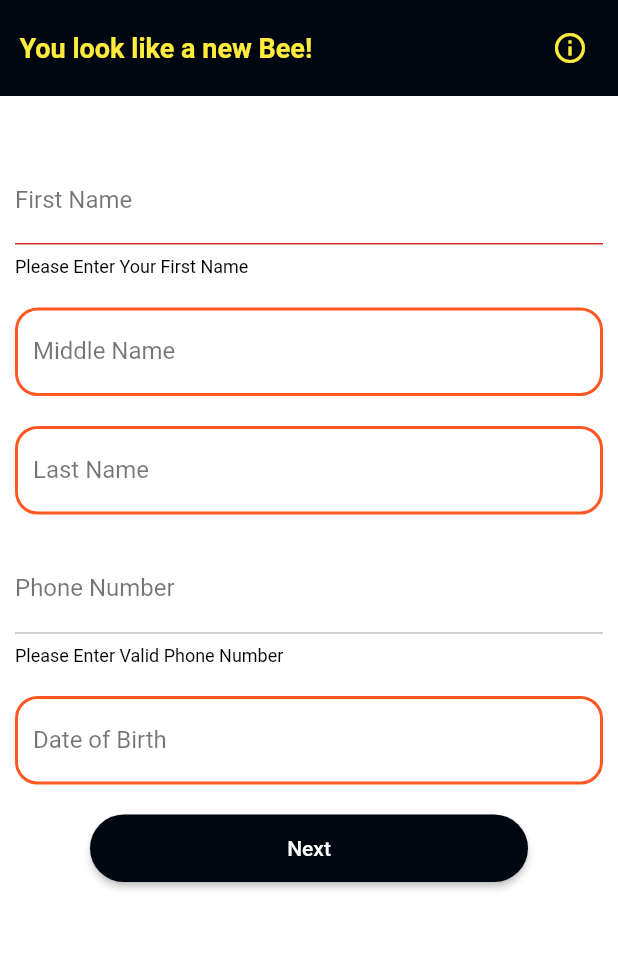
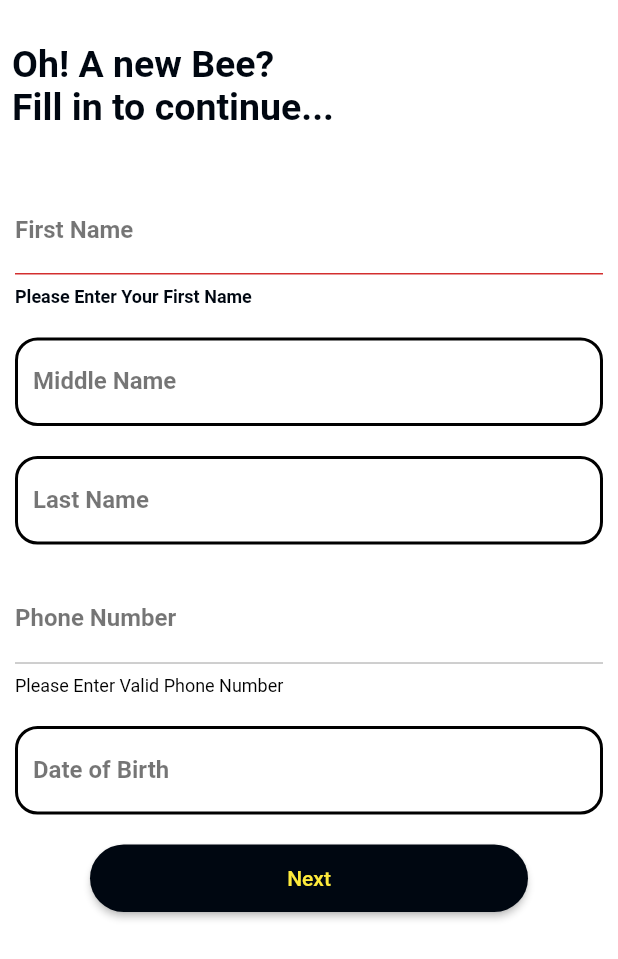
Before and after one commit to Ricky-arch/FixbeePartner, a Flutter app: the Registration screen opened directly, after a tap on "Next", on a phone screen of 412 x 824 dp. Shown: the top 959 px of the screen. Run offline on Flutter 3.47's test engine with Material 2 defaults, Android fonts, the phone set to English and light mode, and no system bars; drawn by our look-alikes of datetime_picker_formfield; our stand-ins replace cached_network_image, firebase_messaging, flutter_rating_bar, flutter_screenutil, geolocator, google_maps_flutter and 7 more; missing offline and left inert: flutter_barcode_scanner, flutter_ringtone_player, razorpay_flutter; accounts and stored records are empty; network calls fail.

```diff
--- a/lib/Constants.dart
+++ b/lib/Constants.dart
@@ -2,7 +2,7 @@ import 'dart:ui';
 
 
 class Constants{
-  static const String HOST_IP="192.168.43.216";
+  static const String HOST_IP="192.168.43.3";
   static const String PROTOCOL="http";
   static const WS_PROTOCOL='ws';
   static const googleApiKey='AIzaSyBOtIGTYgsxiCKVDAXWy9ZPU0rUPr2P8sI';
--- a/lib/main.dart
+++ b/lib/main.dart
@@ -1,5 +1,6 @@
 
 
+import 'package:fixbee_partner/ui/custom_widget/new_service_notification.dart';
 import 'package:fixbee_partner/ui/custom_widget/work_animation.dart';
 import 'package:fixbee_partner/ui/screens/dialog.dart';
 import 'package:fixbee_partner/ui/screens/splash_screen.dart';
@@ -43,6 +44,7 @@ void main() {
         //WorkAnimation()
         //HistoryScreen()
         SplashScreen()
+       // NewServiceNotification(),
         //DialogBox()
         //DialogShow()
         //NewServiceNotification(),
--- a/lib/models/navigation_model.dart
+++ b/lib/models/navigation_model.dart
@@ -4,6 +4,7 @@ import 'package:google_maps_flutter/google_maps_flutter.dart';
 class NavigationModel extends ViewModel {
   bool gotJob = false;
   String jobId;
+  bool onJobConfirmed=false;
 
   User user = User();
   Service service=Service();
--- a/lib/ui/custom_widget/new_service_notification.dart
+++ b/lib/ui/custom_widget/new_service_notification.dart
@@ -43,8 +43,8 @@ class _NewServiceNotificationState extends State<NewServiceNotification> {
                       : "#Order ID: 1234567890",
                   style: TextStyle(
                       color: PrimaryColors.backgroundColor,
-                      fontWeight: FontWeight.w500,
-                      fontSize: 14),
+                      fontWeight: FontWeight.bold,
+                      fontSize: 15),
                 ),
               ),
             ),
--- a/lib/ui/screens/home.dart
+++ b/lib/ui/screens/home.dart
@@ -160,7 +160,10 @@ class _HomeState extends State<Home> {
                                   },
                                 )
                               : SizedBox(
-                                  child: CircularProgressIndicator(),
+                                  child: CircularProgressIndicator(
+                                    valueColor: AlwaysStoppedAnimation<Color>(Colors.white),
+                                    backgroundColor: PrimaryColors.backgroundColor,
+                                  ),
                                   height: 30,
                                   width: 30,
                                 ),
--- a/lib/ui/screens/registration.dart
+++ b/lib/ui/screens/registration.dart
@@ -70,52 +70,33 @@ class _RegistrationState extends State<Registration> {
           return ListView(
             scrollDirection: Axis.vertical,
             children: <Widget>[
+              SizedBox(
+                height: 20,
+              ),
               Container(
-                child: Stack(
-                  children: <Widget>[
-                    Container(
-                        decoration:
-                            BoxDecoration(color: PrimaryColors.backgroundColor),
-                        child: Padding(
-                          padding: const EdgeInsets.all(8.0),
-                          child: Row(
-                            children: <Widget>[
-                              SizedBox(
-                                width: 5,
-                              ),
-                              RichText(
-                                text: TextSpan(
-                                  children: <TextSpan>[
-                                    TextSpan(
-                                        text: 'You look like a new Bee!',
-                                        style: TextStyle(
-                                            fontWeight: FontWeight.bold,
-                                            color: Colors.yellow,
-                                            fontSize: 18)),
-                                  ],
-                                ),
-                              ),
-                              Spacer(),
-                              IconButton(
-                                icon: Icon(
-                                  Icons.info_outline,
-                                  color: Colors.yellow,
-                                ),
-                                onPressed: () {},
-                              )
-                            ],
-                          ),
-                        ))
-                  ],
+                child: Padding(
+                  padding: const EdgeInsets.all(8.0),
+                  child: Text(
+                    "Oh! A new Bee?\nFill in to continue...",
+                    style: TextStyle(
+                        color: PrimaryColors.backgroundColor,
+                        fontSize: 25,
+                        fontWeight: FontWeight.bold),
+                  ),
                 ),
               ),
               (viewModel.loading)
-                  ? LinearProgressIndicator(
-                      backgroundColor: Colors.yellow,
+                  ? Padding(
+                      padding: const EdgeInsets.all(20.0),
+                      child: LinearProgressIndicator(
+                        minHeight: 3,
+                        backgroundColor: PrimaryColors.backgroundColor,
+                        valueColor: AlwaysStoppedAnimation<Color>(Colors.white),
+                      ),
                     )
                   : SizedBox(),
               SizedBox(
-                height: 30,
+                height: 20,
               ),
               Form(
                   key: _formKey,
@@ -132,15 +113,20 @@ class _RegistrationState extends State<Registration> {
                             }
                             return null;
                           },
-                          style: TextStyle(color: Colors.black),
+                          style: TextStyle(
+                              color: Colors.black, fontWeight: FontWeight.bold),
                           keyboardType: TextInputType.text,
                           decoration: InputDecoration(
-                              errorStyle: TextStyle(color: Colors.black),
+                              errorStyle: TextStyle(
+                                  color: PrimaryColors.backgroundColor,
+                                  fontWeight: FontWeight.bold),
                               labelText: "First Name",
-                              labelStyle: TextStyle(color: Colors.black54),
+                              labelStyle: TextStyle(
+                                  color: Colors.black54,
+                                  fontWeight: FontWeight.bold),
                               enabledBorder: OutlineInputBorder(
                                 borderSide: const BorderSide(
-                                    color: Colors.deepOrange, width: 2.0),
+                                    color: Colors.black, width: 2.0),
                                 borderRadius: BorderRadius.circular(15.0),
                               )),
                         ),
@@ -156,15 +142,20 @@ class _RegistrationState extends State<Registration> {
                             }
                             return null;
                           },
-                          style: TextStyle(color: Colors.black),
+                          style: TextStyle(
+                              color: Colors.black, fontWeight: FontWeight.bold),
                           keyboardType: TextInputType.text,
                           decoration: InputDecoration(
-                              errorStyle: TextStyle(color: Colors.black),
+                              errorStyle: TextStyle(
+                                  color: PrimaryColors.backgroundColor,
+                                  fontWeight: FontWeight.bold),
                               labelText: "Middle Name",
-                              labelStyle: TextStyle(color: Colors.black54),
+                              labelStyle: TextStyle(
+                                  color: Colors.black54,
+                                  fontWeight: FontWeight.bold),
                               enabledBorder: OutlineInputBorder(
                                 borderSide: const BorderSide(
-                                    color: Colors.deepOrange, width: 2.0),
+                                    color: Colors.black, width: 2.0),
                                 borderRadius: BorderRadius.circular(15.0),
                               )),
                         ),
@@ -180,15 +171,20 @@ class _RegistrationState extends State<Registration> {
                             }
                             return null;
                           },
-                          style: TextStyle(color: Colors.black),
+                          style: TextStyle(
+                              color: Colors.black, fontWeight: FontWeight.bold),
                           keyboardType: TextInputType.text,
                           decoration: InputDecoration(
-                              errorStyle: TextStyle(color: Colors.black),
+                              errorStyle: TextStyle(
+                                  color: PrimaryColors.backgroundColor,
+                                  fontWeight: FontWeight.bold),
                               labelText: "Last Name",
-                              labelStyle: TextStyle(color: Colors.black54),
+                              labelStyle: TextStyle(
+                                  color: Colors.black54,
+                                  fontWeight: FontWeight.bold),
                               enabledBorder: OutlineInputBorder(
                                 borderSide: const BorderSide(
-                                    color: Colors.deepOrange, width: 2.0),
+                                    color: Colors.black, width: 2.0),
                                 borderRadius: BorderRadius.circular(15.0),
                               )),
                         ),
@@ -204,7 +200,9 @@ class _RegistrationState extends State<Registration> {
                             }
                             return null;
                           },
-                          style: TextStyle(color: Colors.black),
+                          style: TextStyle(
+                              color: PrimaryColors.backgroundColor,
+                              fontWeight: FontWeight.bold),
                           keyboardType: TextInputType.phone,
                           inputFormatters: [
                             LengthLimitingTextInputFormatter(10)
@@ -212,10 +210,12 @@ class _RegistrationState extends State<Registration> {
                           decoration: InputDecoration(
                               errorStyle: TextStyle(color: Colors.black),
                               labelText: "Phone Number",
-                              labelStyle: TextStyle(color: Colors.black54),
+                              labelStyle: TextStyle(
+                                  color: Colors.black54,
+                                  fontWeight: FontWeight.bold),
                               enabledBorder: OutlineInputBorder(
                                 borderSide: const BorderSide(
-                                    color: Colors.deepOrange, width: 2.0),
+                                    color: Colors.black, width: 2.0),
                                 borderRadius: BorderRadius.circular(15.0),
                               )),
                         ),
@@ -232,7 +232,6 @@ class _RegistrationState extends State<Registration> {
                 padding:
                     EdgeInsets.only(top: 10, bottom: 10, left: 60, right: 60),
                 child: new Container(
-                  width: 50,
                   height: 45.0,
                   child: RaisedButton(
                       onPressed: () {
@@ -267,7 +266,7 @@ class _RegistrationState extends State<Registration> {
                         }
                       },
                       child: Text("Next"),
-                      textColor: Colors.white,
+                      textColor: Colors.yellow,
                       color: PrimaryColors.backgroundColor,
                       shape: new RoundedRectangleBorder(
                           borderRadius: new BorderRadius.circular(30.0))),
--- a/lib/ui/screens/update_profile.dart
+++ b/lib/ui/screens/update_profile.dart
@@ -19,6 +19,7 @@ class UpdateProfile extends StatefulWidget {
 }
 
 class _UpdateProfileState extends State<UpdateProfile> {
+
   UpdateProfileBloc _bloc;
 
   TextEditingController firstName = TextEditingController();
```
Also changed, not shown: lib/blocs/bank_details_bloc.dart (+3 -6 lines), lib/blocs/navigation_bloc.dart (+11 -1 lines), lib/ui/custom_widget/date_picker.dart (+45 -4 lines), lib/ui/screens/bank_details.dart (+93 -47 lines), lib/ui/screens/login.dart (+26 -10 lines), 1 other file.
